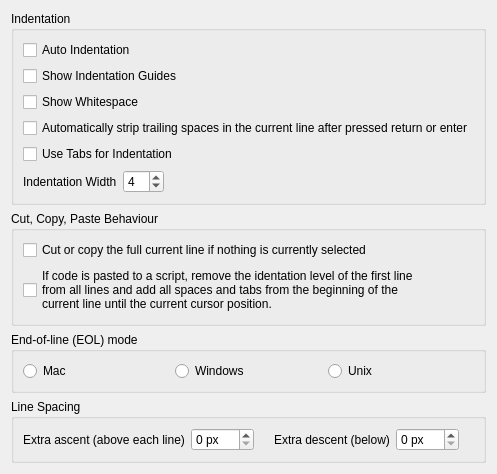
First picture: the form in Qitom/ui/widgetPropEditorGeneral.ui, repository itom-project/itom, before the edit.
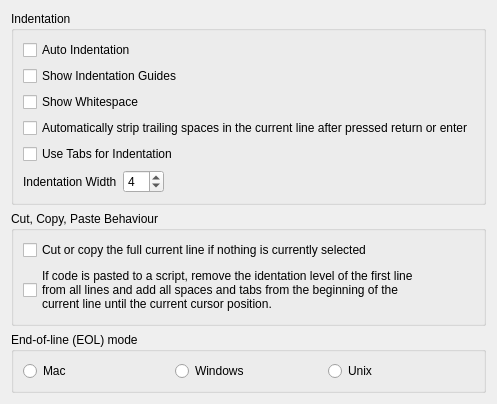
Second picture: the form after the edit.

Commit message: bugfix: removed unused group box from widgetPropEditorGeneral. Set the default column position of the vertical line to 88.

Patch:
```diff
--- a/Qitom/ui/widgetPropEditorGeneral.ui
+++ b/Qitom/ui/widgetPropEditorGeneral.ui
@@ -7,7 +7,7 @@
     <x>0</x>
     <y>0</y>
     <width>487</width>
-    <height>423</height>
+    <height>372</height>
    </rect>
   </property>
   <property name="minimumSize">
@@ -168,81 +168,6 @@
        </layout>
       </widget>
      </item>
-     <item>
-      <widget class="QGroupBox" name="groupExtends">
-       <property name="minimumSize">
-        <size>
-         <width>0</width>
-         <height>0</height>
-        </size>
-       </property>
-       <property name="title">
-        <string>Line Spacing</string>
-       </property>
-       <layout class="QHBoxLayout" name="horizontalLayout_7">
-        <item>
-         <widget class="QLabel" name="label_3">
-          <property name="text">
-           <string>Extra ascent (above each line)</string>
-          </property>
-         </widget>
-        </item>
-        <item>
-         <widget class="QSpinBox" name="spinExtraAscent">
-          <property name="suffix">
-           <string> px</string>
-          </property>
-          <property name="maximum">
-           <number>500</number>
-          </property>
-         </widget>
-        </item>
-        <item>
-         <spacer name="horizontalSpacer_3">
-          <property name="orientation">
-           <enum>Qt::Horizontal</enum>
-          </property>
-          <property name="sizeHint" stdset="0">
-           <size>
-            <width>40</width>
-            <height>20</height>
-           </size>
-          </property>
-         </spacer>
-        </item>
-        <item>
-         <widget class="QLabel" name="label_4">
-          <property name="text">
-           <string>Extra descent (below)</string>
-          </property>
-         </widget>
-        </item>
-        <item>
-         <widget class="QSpinBox" name="spinExtraDescent">
-          <property name="suffix">
-           <string> px</string>
-          </property>
-          <property name="maximum">
-           <number>500</number>
-          </property>
-         </widget>
-        </item>
-        <item>
-         <spacer name="horizontalSpacer_2">
-          <property name="orientation">
-           <enum>Qt::Horizontal</enum>
-          </property>
-          <property name="sizeHint" stdset="0">
-           <size>
-            <width>40</width>
-            <height>20</height>
-           </size>
-          </property>
-         </spacer>
-        </item>
-       </layout>
-      </widget>
-     </item>
     </layout>
    </item>
    <item>
```
The commit also changes 2 other files.
